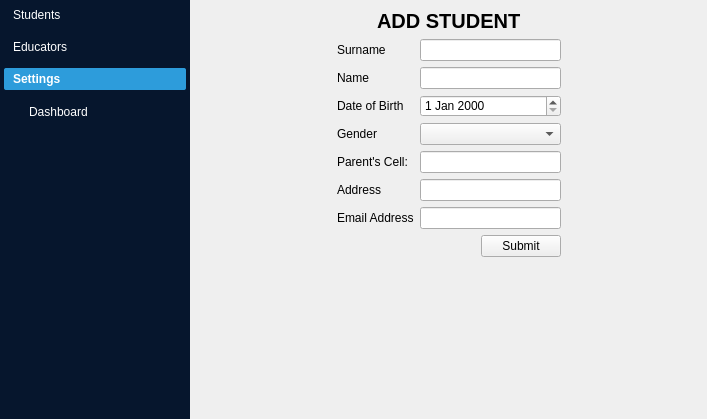
Before: the Qt Designer form ui/main_window.ui in regisgambiza/schoolmanager, drawn with Qt 5.
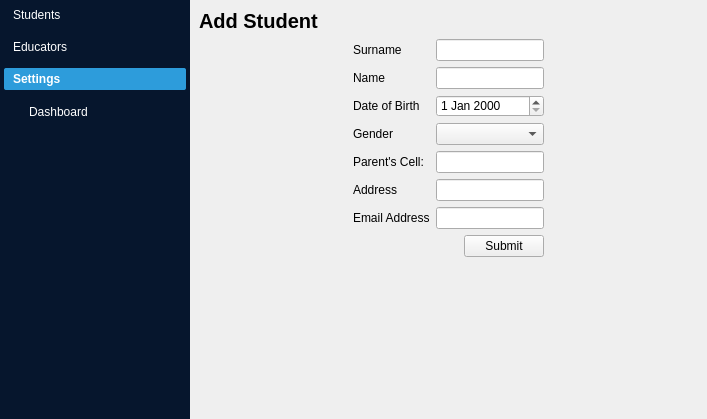
After: the same form once the commit is applied. The open tabs and pages were chosen to show the change. Icons and pictures are not drawn.

Commit message: Ui Twiking and added page navigation

Patch:
```diff
--- a/ui/main_window.ui
+++ b/ui/main_window.ui
@@ -436,6 +436,19 @@
           </widget>
           <widget class="QWidget" name="page_2">
            <layout class="QVBoxLayout" name="verticalLayout_10">
+            <item>
+             <widget class="QLabel" name="label_24">
+              <property name="font">
+               <font>
+                <pointsize>15</pointsize>
+                <bold>true</bold>
+               </font>
+              </property>
+              <property name="text">
+               <string>Add Student</string>
+              </property>
+             </widget>
+            </item>
             <item>
              <layout class="QHBoxLayout" name="horizontalLayout_3">
               <item>
@@ -453,49 +466,6 @@
               </item>
               <item>
                <layout class="QVBoxLayout" name="verticalLayout_8">
-                <item>
-                 <layout class="QHBoxLayout" name="horizontalLayout_13">
-                  <item>
-                   <spacer name="horizontalSpacer_12">
-                    <property name="orientation">
-                     <enum>Qt::Horizontal</enum>
-                    </property>
-                    <property name="sizeHint" stdset="0">
-                     <size>
-                      <width>40</width>
-                      <height>20</height>
-                     </size>
-                    </property>
-                   </spacer>
-                  </item>
-                  <item>
-                   <widget class="QLabel" name="label_24">
-                    <property name="font">
-                     <font>
-                      <pointsize>15</pointsize>
-                      <bold>true</bold>
-                     </font>
-                    </property>
-                    <property name="text">
-                     <string>ADD STUDENT</string>
-                    </property>
-                   </widget>
-                  </item>
-                  <item>
-                   <spacer name="horizontalSpacer_13">
-                    <property name="orientation">
-                     <enum>Qt::Horizontal</enum>
-                    </property>
-                    <property name="sizeHint" stdset="0">
-                     <size>
-                      <width>40</width>
-                      <height>20</height>
-                     </size>
-                    </property>
-                   </spacer>
-                  </item>
-                 </layout>
-                </item>
                 <item>
                  <layout class="QHBoxLayout" name="horizontalLayout_2">
                   <item>
```
Left out of the diff: 54 changed lines with no effect on the pictures. The commit also changes 3 other files.
